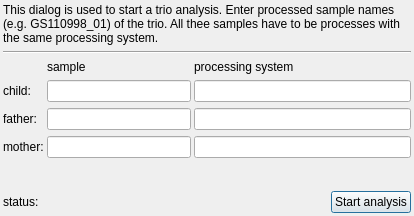
First picture: the form in src/GSvar/TrioDialog.ui, repository imgag/ngs-bits, before the edit.
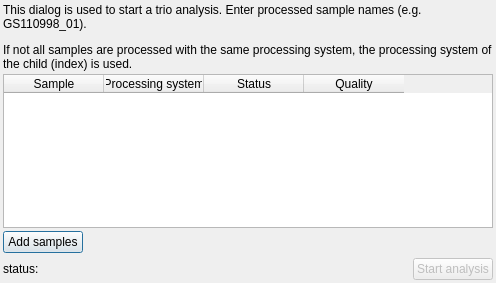
Second picture: the form after the edit. Icons and pictures are not drawn.

Commit message: GSvar: Trio analysis can now be started with different processing systems

```diff
--- a/src/GSvar/TrioDialog.ui
+++ b/src/GSvar/TrioDialog.ui
@@ -6,14 +6,17 @@
    <rect>
     <x>0</x>
     <y>0</y>
-    <width>414</width>
-    <height>216</height>
+    <width>496</width>
+    <height>283</height>
    </rect>
   </property>
   <property name="windowTitle">
    <string>Trio analysis</string>
   </property>
-  <layout class="QGridLayout" name="gridLayout">
+  <layout class="QVBoxLayout" name="verticalLayout">
+   <property name="spacing">
+    <number>3</number>
+   </property>
    <property name="leftMargin">
     <number>3</number>
    </property>
@@ -26,17 +29,75 @@
    <property name="bottomMargin">
     <number>3</number>
    </property>
-   <property name="horizontalSpacing">
-    <number>3</number>
-   </property>
-   <item row="5" column="0">
-    <widget class="QLabel" name="label_3">
+   <item>
+    <widget class="QLabel" name="label_7">
      <property name="text">
-      <string>mother:</string>
+      <string>&lt;html&gt;&lt;head/&gt;&lt;body&gt;&lt;p&gt;This dialog is used to start a trio analysis. Enter processed sample names (e.g. GS110998_01).&lt;/p&gt;&lt;p&gt;If not all samples are processed with the same processing system, the processing system of the child (index) is used.&lt;/p&gt;&lt;/body&gt;&lt;/html&gt;</string>
      </property>
+     <property name="alignment">
+      <set>Qt::AlignBottom|Qt::AlignLeading|Qt::AlignLeft</set>
+     </property>
+     <property name="wordWrap">
+      <bool>true</bool>
+     </property>
     </widget>
    </item>
-   <item row="7" column="0" colspan="3">
+   <item>
+    <widget class="QTableWidget" name="samples_table">
+     <column>
+      <property name="text">
+       <string>Sample</string>
+      </property>
+     </column>
+     <column>
+      <property name="text">
+       <string>Processing system</string>
+      </property>
+     </column>
+     <column>
+      <property name="text">
+       <string>Status</string>
+      </property>
+     </column>
+     <column>
+      <property name="text">
+       <string>Quality</string>
+      </property>
+     </column>
+    </widget>
+   </item>
+   <item>
+    <layout class="QHBoxLayout" name="horizontalLayout_2">
+     <property name="spacing">
+      <number>3</number>
+     </property>
+     <item>
+      <widget class="QPushButton" name="add_samples">
+       <property name="text">
+        <string>Add samples</string>
+       </property>
+       <property name="icon">
+        <iconset resource="GSvar.qrc">
+         <normaloff>:/Icons/Add_green.png</normaloff>:/Icons/Add_green.png</iconset>
+       </property>
+      </widget>
+     </item>
+     <item>
+      <spacer name="horizontalSpacer_2">
+       <property name="orientation">
+        <enum>Qt::Horizontal</enum>
+       </property>
+       <property name="sizeHint" stdset="0">
+        <size>
+         <width>40</width>
+         <height>20</height>
+        </size>
+       </property>
+      </spacer>
+     </item>
+    </layout>
+   </item>
+   <item>
     <spacer name="verticalSpacer">
      <property name="orientation">
       <enum>Qt::Vertical</enum>
@@ -49,43 +110,7 @@
      </property>
     </spacer>
    </item>
-   <item row="4" column="1">
-    <widget class="QLineEdit" name="f_ps">
-     <property name="sizePolicy">
-      <sizepolicy hsizetype="Expanding" vsizetype="Fixed">
-       <horstretch>2</horstretch>
-       <verstretch>0</verstretch>
-      </sizepolicy>
-     </property>
-    </widget>
-   </item>
-   <item row="0" column="0" colspan="3">
-    <widget class="QLabel" name="label_7">
-     <property name="text">
-      <string>&lt;html&gt;&lt;head/&gt;&lt;body&gt;&lt;p&gt;This dialog is used to start a trio analysis. Enter processed sample names (e.g. GS110998_01) of the trio. All thee samples have to be processes with the same processing system.&lt;/p&gt;&lt;/body&gt;&lt;/html&gt;</string>
-     </property>
-     <property name="alignment">
-      <set>Qt::AlignBottom|Qt::AlignLeading|Qt::AlignLeft</set>
-     </property>
-     <property name="wordWrap">
-      <bool>true</bool>
-     </property>
-    </widget>
-   </item>
-   <item row="5" column="2">
-    <widget class="QLineEdit" name="m_sys">
-     <property name="sizePolicy">
-      <sizepolicy hsizetype="Expanding" vsizetype="Fixed">
-       <horstretch>3</horstretch>
-       <verstretch>0</verstretch>
-      </sizepolicy>
-     </property>
-     <property name="readOnly">
-      <bool>true</bool>
-     </property>
-    </widget>
-   </item>
-   <item row="9" column="0" colspan="3">
+   <item>
     <layout class="QHBoxLayout" name="horizontalLayout">
      <property name="spacing">
       <number>3</number>
@@ -122,6 +147,9 @@
      </item>
      <item>
       <widget class="QPushButton" name="start_button">
+       <property name="enabled">
+        <bool>false</bool>
+       </property>
        <property name="text">
         <string>Start analysis</string>
        </property>
@@ -129,87 +157,6 @@
      </item>
     </layout>
    </item>
-   <item row="5" column="1">
-    <widget class="QLineEdit" name="m_ps">
-     <property name="sizePolicy">
-      <sizepolicy hsizetype="Expanding" vsizetype="Fixed">
-       <horstretch>2</horstretch>
-       <verstretch>0</verstretch>
-      </sizepolicy>
-     </property>
-    </widget>
-   </item>
-   <item row="2" column="2">
-    <widget class="QLabel" name="label_2">
-     <property name="text">
-      <string>processing system</string>
-     </property>
-    </widget>
-   </item>
-   <item row="2" column="1">
-    <widget class="QLabel" name="system_labe">
-     <property name="text">
-      <string>sample</string>
-     </property>
-    </widget>
-   </item>
-   <item row="4" column="0">
-    <widget class="QLabel" name="label">
-     <property name="text">
-      <string>father:</string>
-     </property>
-    </widget>
-   </item>
-   <item row="4" column="2">
-    <widget class="QLineEdit" name="f_sys">
-     <property name="sizePolicy">
-      <sizepolicy hsizetype="Expanding" vsizetype="Fixed">
-       <horstretch>3</horstretch>
-       <verstretch>0</verstretch>
-      </sizepolicy>
-     </property>
-     <property name="readOnly">
-      <bool>true</bool>
-     </property>
-    </widget>
-   </item>
-   <item row="3" column="1">
-    <widget class="QLineEdit" name="c_ps">
-     <property name="sizePolicy">
-      <sizepolicy hsizetype="Expanding" vsizetype="Fixed">
-       <horstretch>2</horstretch>
-       <verstretch>0</verstretch>
-      </sizepolicy>
-     </property>
-    </widget>
-   </item>
-   <item row="3" column="0">
-    <widget class="QLabel" name="label_4">
-     <property name="text">
-      <string>child:</string>
-     </property>
-    </widget>
-   </item>
-   <item row="3" column="2">
-    <widget class="QLineEdit" name="c_sys">
-     <property name="sizePolicy">
-      <sizepolicy hsizetype="Expanding" vsizetype="Fixed">
-       <horstretch>3</horstretch>
-       <verstretch>0</verstretch>
-      </sizepolicy>
-     </property>
-     <property name="readOnly">
-      <bool>true</bool>
-     </property>
-    </widget>
-   </item>
-   <item row="1" column="0" colspan="3">
-    <widget class="Line" name="line">
-     <property name="orientation">
-      <enum>Qt::Horizontal</enum>
-     </property>
-    </widget>
-   </item>
   </layout>
  </widget>
  <tabstops>
```
Left out of the diff: 10 changed lines with no effect on the pictures. The commit also changes 7 other files.
